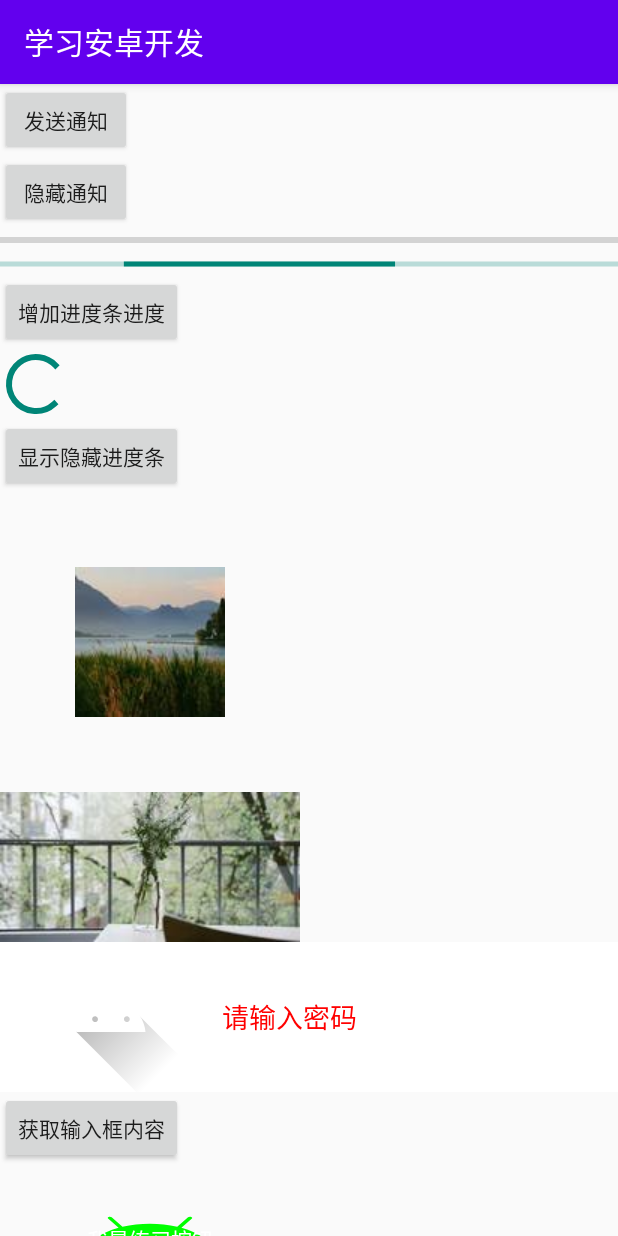
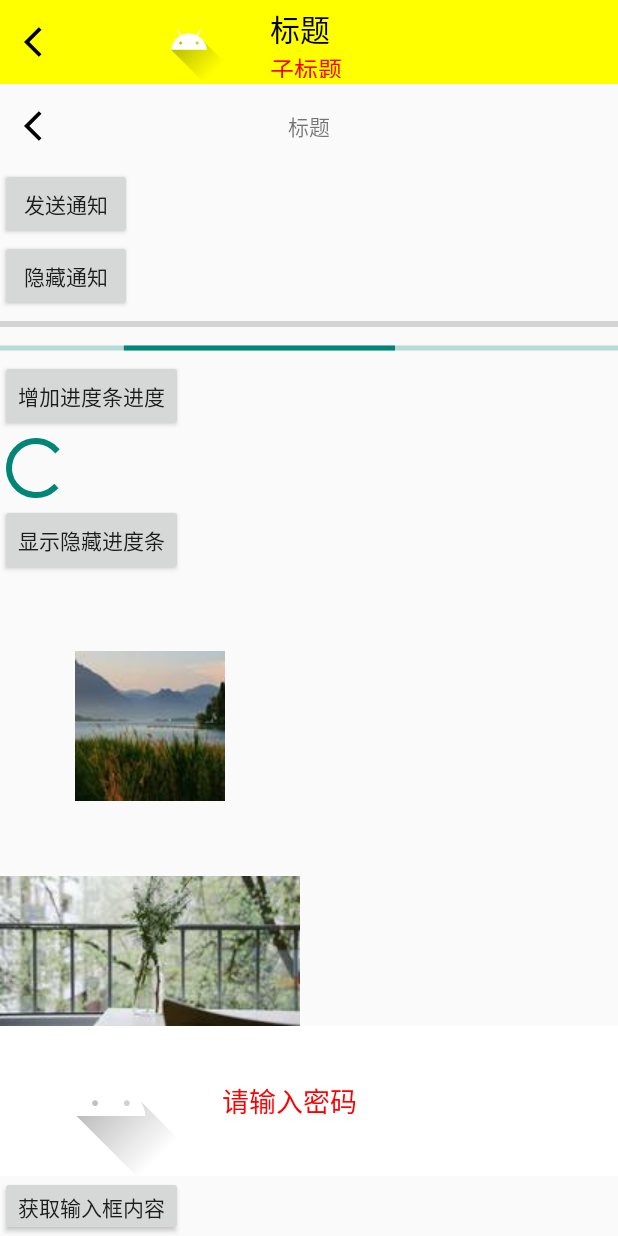
Before and after one commit to miniocean404-android/learn_android_java, an Android app: the screen it shows after launch (MainActivity), on a phone screen of 412 x 824 dp. Run offline under Robolectric (Android 15) with nearby library versions, the light colour scheme and no system bars.

```diff
--- a/app/src/main/java/com/example/learnandroidjava/MainActivity.java
+++ b/app/src/main/java/com/example/learnandroidjava/MainActivity.java
@@ -19,6 +19,7 @@ import android.widget.ProgressBar;
 import android.widget.TextView;
 
 import androidx.appcompat.app.AppCompatActivity;
+import androidx.appcompat.widget.Toolbar;
 import androidx.core.app.NotificationCompat;
 
 import com.example.learnandroidjava.utils.DynamicNotice;
@@ -39,6 +40,7 @@ public class MainActivity extends AppCompatActivity {
         show_hidden_process_bar();
         get_process_bar_process();
         send_notice();
+        toolbar_click();
     }
 
     private void change_text_view(String text) {
@@ -175,4 +177,15 @@ public class MainActivity extends AppCompatActivity {
             }
         });
     }
+
+    private void toolbar_click() {
+        Toolbar toolbar = findViewById(R.id.toolbar);
+
+        toolbar.setOnClickListener(new View.OnClickListener() {
+            @Override
+            public void onClick(View v) {
+                Log.e(Tag, "点击了工具栏");
+            }
+        });
+    }
 }
--- /dev/null
+++ b/app/src/main/res/drawable/baseline_arrow_back_ios_24.xml
@@ -0,0 +1,5 @@
+<vector xmlns:android="http://schemas.android.com/apk/res/android" android:autoMirrored="true" android:height="24dp" android:tint="#000000" android:viewportHeight="24" android:viewportWidth="24" android:width="24dp">
+
+    <path android:fillColor="@android:color/white" android:pathData="M11.67,3.87L9.9,2.1 0,12l9.9,9.9 1.77,-1.77L3.54,12z"/>
+
+</vector>
--- a/app/src/main/res/layout/activity_main.xml
+++ b/app/src/main/res/layout/activity_main.xml
@@ -22,7 +22,38 @@
     xmlns:tools="http://schemas.android.com/tools"
     android:layout_width="match_parent"
     android:layout_height="match_parent"
+    xmlns:app="http://schemas.android.com/apk/res-auto"
     android:orientation="vertical">
+
+
+    <androidx.appcompat.widget.Toolbar
+        android:id="@+id/toolbar"
+        app:title="标题"
+        app:titleTextColor="#000000"
+        app:titleMarginStart="10dp"
+        app:subtitle="子标题"
+        app:subtitleTextColor="#ff0000"
+        app:logo="@drawable/ic_launcher_foreground"
+        android:background="#ffff00"
+        app:navigationIcon="@drawable/baseline_arrow_back_ios_24"
+        android:layout_width="match_parent"
+        android:layout_height="?attr/actionBarSize">
+    </androidx.appcompat.widget.Toolbar>
+
+    <androidx.appcompat.widget.Toolbar
+        android:layout_width="match_parent"
+        android:layout_height="?attr/actionBarSize"
+        app:navigationIcon="@drawable/baseline_arrow_back_ios_24"
+        >
+        <TextView
+            android:layout_width="wrap_content"
+            android:layout_height="wrap_content"
+            android:layout_gravity="center"
+            android:text="标题"
+            >
+        </TextView>
+    </androidx.appcompat.widget.Toolbar>
+
 
     <Button
         android:id="@+id/send_notice_btn"
--- a/app/src/main/res/values/themes.xml
+++ b/app/src/main/res/values/themes.xml
@@ -1,7 +1,7 @@
 <resources xmlns:tools="http://schemas.android.com/tools">
     <!-- Base application theme. -->
     <!-- .Bridge 可自定义按钮颜色 -->
-    <style name="Theme.LearnAndroidJava" parent="Theme.MaterialComponents.DayNight.DarkActionBar.Bridge">
+    <style name="Theme.LearnAndroidJava" parent="Theme.MaterialComponents.DayNight.NoActionBar.Bridge">
         <!-- Primary brand color. -->
         <item name="colorPrimary">@color/purple_500</item>
         <item name="colorPrimaryVariant">@color/purple_700</item>
```
